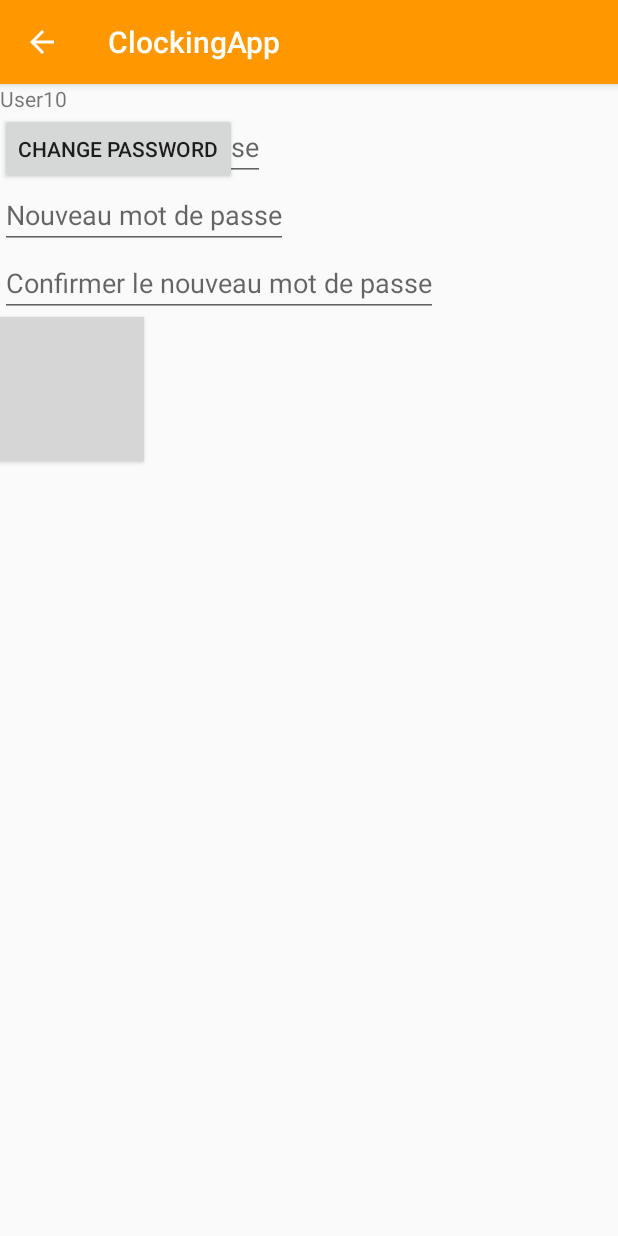
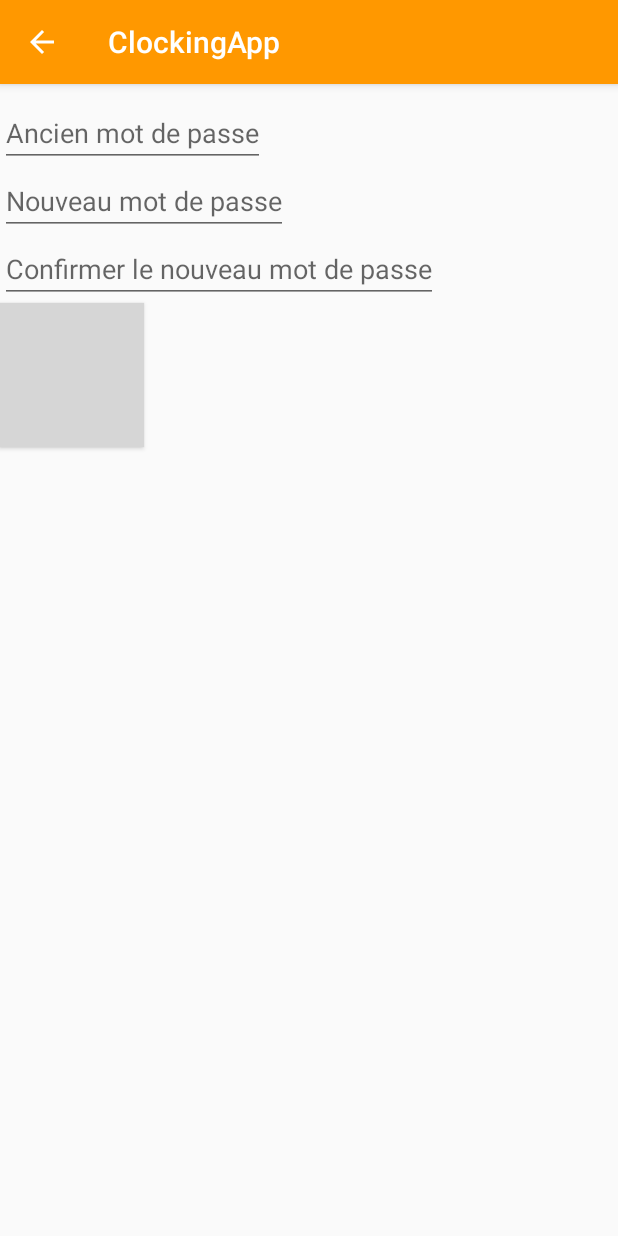
Before and after one commit to RononChen/ClockingApp, an Android app: the Account screen opened directly, with no data from a screen before it, after a tap on "CHANGE PASSWORD", on a phone screen of 412 x 824 dp. Run offline under Robolectric (Android 15) with nearby library versions, the phone set to English and light mode, and no system bars; grey boxes are pictures that could not be loaded.

Commit message:
account layout and activity ok

```diff
--- a/app/src/main/java/uac/imsp/clockingapp/View/activity/settings/Account.java
+++ b/app/src/main/java/uac/imsp/clockingapp/View/activity/settings/Account.java
@@ -17,11 +17,13 @@ import uac.imsp.clockingapp.R;
 import uac.imsp.clockingapp.View.util.IAccountView;
 import uac.imsp.clockingapp.View.util.ToastMessage;
 
-public class Account extends AppCompatActivity implements View.OnClickListener, IAccountView {
+public class Account extends AppCompatActivity implements View.OnClickListener,
+		IAccountView {
 	ConstraintLayout passwordLayout;
 	private IChangePasswordController changePasswordPresenter;
 	EditText oldPassword,newPassword,newPasswordConfirm;
 	TextView username;
+	Button changePassword,update;
 	@Override
 	protected void onCreate(Bundle savedInstanceState) {
 		super.onCreate(savedInstanceState);
@@ -39,8 +41,10 @@ public class Account extends AppCompatActivity implements View.OnClickListener,
 	}
 
 	public void initView(){
-		final Button changePassword=findViewById(R.id.change_password);
-		 username=findViewById(R.id.change_password_username);
+		 changePassword=findViewById(R.id.change_password);
+		 update=findViewById(R.id.change_password_button);
+		 update.setOnClickListener(this);
+		 username=findViewById(R.id.username);
 		  passwordLayout =findViewById(R.id.password_layout);
 		changePassword.setOnClickListener(this);
 	}
@@ -48,12 +52,14 @@ public class Account extends AppCompatActivity implements View.OnClickListener,
 	@Override
 	public void onClick(@NonNull View v) {
 		if(v.getId()==R.id.change_password) {
+			username.setVisibility(View.GONE);
+			changePassword.setVisibility(View.GONE);
 			passwordLayout.setVisibility(View.VISIBLE);
 			newPassword = findViewById(R.id.change_password_new_password);
 			oldPassword = findViewById(R.id.change_password_old_password);
 			newPasswordConfirm = findViewById(R.id.change_password_new_password_confirm);
 		}
-		else {
+		else if(v.getId()==R.id.change_password_button) {
 
 			changePasswordPresenter.onSubmit(oldPassword.getText().toString().trim(),
 					newPassword.getText().toString().trim(),
--- a/app/src/main/res/layout/activity_account.xml
+++ b/app/src/main/res/layout/activity_account.xml
@@ -8,12 +8,15 @@
     tools:context=".View.activity.settings.Account"
     xmlns:app="http://schemas.android.com/apk/res-auto">
     <TextView
+        android:layout_marginTop="10dp"
+        android:textSize="15sp"
         app:layout_constraintTop_toTopOf="parent"
         app:layout_constraintStart_toStartOf="parent"
         android:id="@+id/username"
         android:layout_width="wrap_content"
         android:layout_height="wrap_content"/>
     <Button
+        android:layout_marginTop="10dp"
         android:text="@string/change_password"
         app:layout_constraintStart_toStartOf="parent"
         app:layout_constraintTop_toBottomOf="@+id/username"
@@ -22,6 +25,7 @@
         android:layout_height="wrap_content"/>
     <androidx.constraintlayout.widget.ConstraintLayout
         android:visibility="gone"
+        android:layout_marginTop="10dp"
         app:layout_constraintTop_toBottomOf="@+id/change_password"
         app:layout_constraintStart_toStartOf="parent"
         android:id="@+id/password_layout"
@@ -29,15 +33,8 @@
         android:layout_height="match_parent"
         android:orientation="vertical"
         >
-        <TextView
-            app:layout_constraintStart_toStartOf="parent"
+        <EditText
             app:layout_constraintTop_toTopOf="parent"
-            android:id="@+id/change_password_username"
-            android:layout_width="wrap_content"
-            android:text="@string/register_username_text"
-            android:layout_height="wrap_content"/>
-        <EditText
-            app:layout_constraintTop_toBottomOf="@+id/change_password_username"
            app:layout_constraintStart_toStartOf="parent"
             android:id="@+id/change_password_old_password"
             android:hint="@string/old_password"
```
